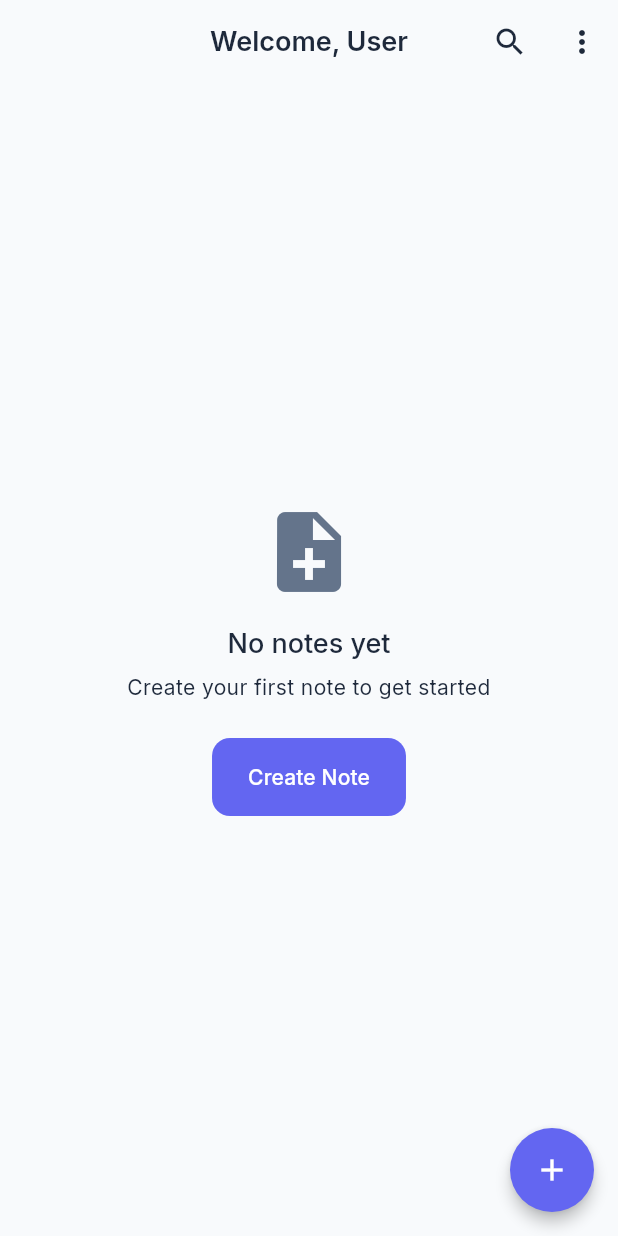
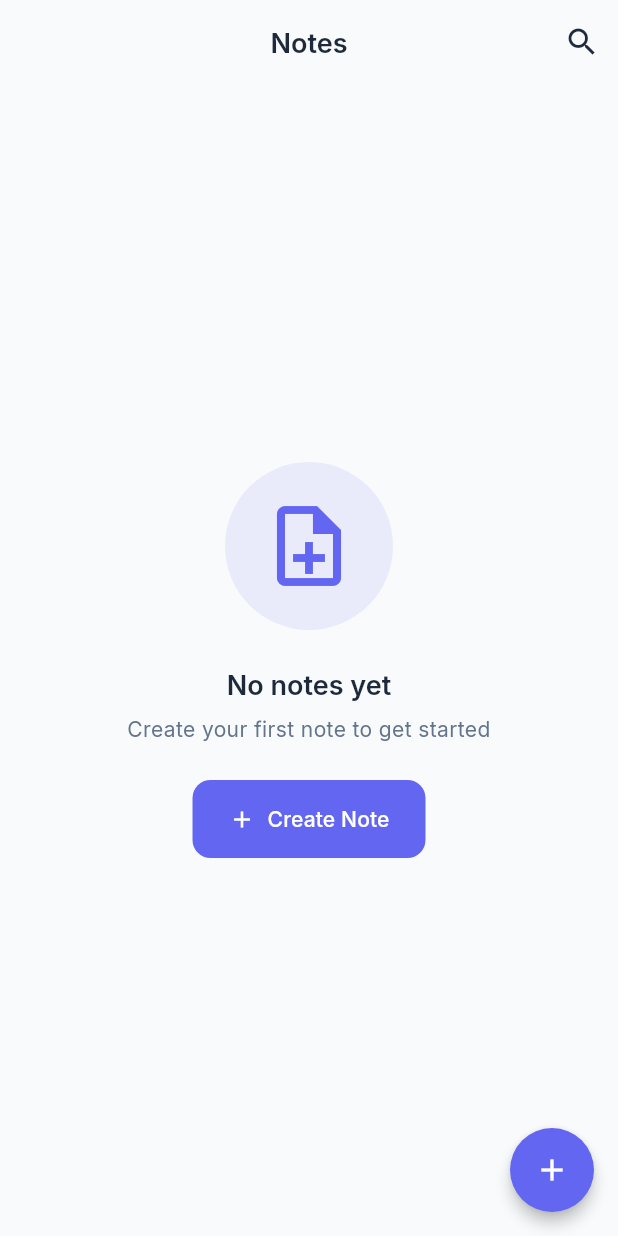
Before and after one commit to baranselklnc/take_note, a Flutter app: the NotesListPage screen opened directly, on a phone screen of 412 x 824 dp. Run offline on Flutter 3.47's test engine with Material 3 defaults, Android fonts, the phone set to English and light mode, and no system bars; our stand-ins replace connectivity_plus, dio, flutter_dotenv, flutter_riverpod, freezed_annotation, google_fonts and 4 more; accounts and stored records are empty; generated files the repository leaves out were written again; network calls fail.

Commit message:
NotesListPage bileşeninde tema uyumluluğu sağlandı. Arka plan rengi ve metin stilleri güncellendi. Silme onayı için diyalog penceresi ve geri alma işlevi iyileştirildi. Boş durum için yeni bir widget eklendi ve arama çubuğu görünümü güncellendi. Bu değişiklikler, uygulamanın genel görünümünü ve kullanıcı deneyimini iyileştirmek için yapıldı.

```diff
--- a/lib/views/notes/notes_list_page.dart
+++ b/lib/views/notes/notes_list_page.dart
@@ -2,18 +2,13 @@ import 'package:flutter/material.dart';
 import 'package:flutter_riverpod/flutter_riverpod.dart';
 import '../../viewmodels/notes_viewmodel.dart';
 import '../../viewmodels/search_viewmodel.dart';
-import '../../viewmodels/auth_viewmodel.dart';
 import '../../shared/widgets/note_card.dart';
 import '../../shared/widgets/search_bar.dart' as custom;
 import '../../shared/widgets/loading_widget.dart' as custom;
-import '../../shared/theme/app_theme.dart';
-import '../../core/constants/app_constants.dart';
 import '../../models/note.dart';
 import 'create_note_page.dart';
 import 'note_detail_page.dart';
-import '../auth/login_page.dart';
 
-/// Notes list page
 class NotesListPage extends ConsumerStatefulWidget {
   const NotesListPage({super.key});
 
@@ -30,7 +25,6 @@ class _NotesListPageState extends ConsumerState<NotesListPage> {
     });
 
     if (!_isSearching) {
-      // Clear search when closing
       final allNotes = ref.read(notesViewModelProvider).value ?? [];
       ref.read(searchViewModelProvider.notifier).clearSearch(allNotes);
     }
@@ -54,6 +48,7 @@ class _NotesListPageState extends ConsumerState<NotesListPage> {
     showDialog(
       context: context,
       builder: (context) => AlertDialog(
+        shape: RoundedRectangleBorder(borderRadius: BorderRadius.circular(16)),
         title: const Text('Delete Note'),
         content: Text('Are you sure you want to delete "$noteTitle"?'),
         actions: [
@@ -66,7 +61,7 @@ class _NotesListPageState extends ConsumerState<NotesListPage> {
               Navigator.of(context).pop();
               _deleteNote(noteId);
             },
-            style: TextButton.styleFrom(foregroundColor: AppTheme.errorColor),
+            style: TextButton.styleFrom(foregroundColor: Colors.red),
             child: const Text('Delete'),
           ),
         ],
@@ -77,43 +72,18 @@ class _NotesListPageState extends ConsumerState<NotesListPage> {
   void _deleteNote(String noteId) {
     ref.read(notesViewModelProvider.notifier).deleteNote(noteId);
 
-    // Show undo snackbar
     ScaffoldMessenger.of(context).showSnackBar(
       SnackBar(
         content: const Text('Note deleted'),
+        behavior: SnackBarBehavior.floating,
+        shape: RoundedRectangleBorder(borderRadius: BorderRadius.circular(12)),
         action: SnackBarAction(
           label: 'UNDO',
           onPressed: () {
             ref.read(notesViewModelProvider.notifier).restoreNote(noteId);
           },
         ),
-        duration: const Duration(seconds: AppConstants.undoTimeoutSeconds),
-      ),
-    );
-  }
-
-  void _logout() {
-    showDialog(
-      context: context,
-      builder: (context) => AlertDialog(
-        title: const Text('Logout'),
-        content: const Text('Are you sure you want to logout?'),
-        actions: [
-          TextButton(
-            onPressed: () => Navigator.of(context).pop(),
-            child: const Text('Cancel'),
-          ),
-          TextButton(
-            onPressed: () {
-              Navigator.of(context).pop();
-              ref.read(authViewModelProvider.notifier).logout();
-              Navigator.of(context).pushReplacement(
-                MaterialPageRoute(builder: (context) => const LoginPage()),
-              );
-            },
-            child: const Text('Logout'),
-          ),
-        ],
+        duration: const Duration(seconds: 3),
       ),
     );
   }
@@ -122,14 +92,11 @@ class _NotesListPageState extends ConsumerState<NotesListPage> {
   Widget build(BuildContext context) {
     final notesState = ref.watch(notesViewModelProvider);
     final searchState = ref.watch(searchViewModelProvider);
-    final authState = ref.watch(authViewModelProvider);
 
-    // Use search results if searching, otherwise use all notes
     final displayNotes = _isSearching
         ? searchState
         : notesState.value ?? [];
 
-    // Sort notes: pinned first, then by updated date
     final sortedNotes = List<Note>.from(displayNotes)
       ..sort((a, b) {
         if (a.isPinned && !b.isPinned) return -1;
@@ -138,37 +105,32 @@ class _NotesListPageState extends ConsumerState<NotesListPage> {
       });
 
     return Scaffold(
+      backgroundColor: Theme.of(context).colorScheme.surface,
       appBar: AppBar(
-        title: Text('Welcome, ${authState.value?.name ?? 'User'}'),
+        title: Text(
+          'Notes',
+          style: Theme.of(context).textTheme.headlineSmall?.copyWith(
+            fontWeight: FontWeight.w600,
+          ),
+        ),
+        centerTitle: true,
+        elevation: 0,
+        backgroundColor: Theme.of(context).colorScheme.surface,
         actions: [
           IconButton(
             icon: Icon(_isSearching ? Icons.close : Icons.search),
             onPressed: _toggleSearch,
-          ),
-          PopupMenuButton(
-            itemBuilder: (context) => [
-              const PopupMenuItem(
-                value: 'logout',
-                child: Row(
-                  children: [
-                    Icon(Icons.logout, color: AppTheme.errorColor),
-                    SizedBox(width: 8),
-                    Text('Logout'),
-                  ],
-                ),
-              ),
-            ],
-            onSelected: (value) {
-              if (value == 'logout') _logout();
-            },
+            tooltip: _isSearching ? 'Close search' : 'Search notes',
           ),
         ],
       ),
       body: Column(
         children: [
-          // Search bar (shown when searching)
+          // Search bar
           if (_isSearching)
-            custom.SearchBar(
+            Container(
+              padding: const EdgeInsets.all(16),
+              child: custom.SearchBar(
                 onChanged: (query) {
                   final allNotes = notesState.value ?? [];
                   ref.read(searchViewModelProvider.notifier).searchNotes(query, allNotes);
@@ -178,34 +140,22 @@ class _NotesListPageState extends ConsumerState<NotesListPage> {
                   ref.read(searchViewModelProvider.notifier).clearSearch(allNotes);
                 },
               ),
+            ),
 
           // Notes list
           Expanded(
             child: notesState.when(
               data: (notes) {
                 if (sortedNotes.isEmpty) {
-                  return custom.EmptyStateWidget(
-                    title: _isSearching ? 'No results found' : 'No notes yet',
-                    message: _isSearching
-                        ? 'Try a different search term'
-                        : 'Create your first note to get started',
-                    icon: _isSearching ? Icons.search_off : Icons.note_add,
-                    action: _isSearching
-                        ? null
-                        : ElevatedButton(
-                            onPressed: _navigateToCreateNote,
-                            child: const Text('Create Note'),
-                          ),
-                  );
+                  return _buildEmptyState();
                 }
 
                 return RefreshIndicator(
                   onRefresh: () async {
-                    // Refresh notes
                     ref.invalidate(notesViewModelProvider);
                   },
                   child: ListView.builder(
-                    padding: const EdgeInsets.symmetric(vertical: AppConstants.smallPadding),
+                    padding: const EdgeInsets.all(16),
                     itemCount: sortedNotes.length,
                     itemBuilder: (context, index) {
                       final note = sortedNotes[index];
@@ -216,6 +166,24 @@ class _NotesListPageState extends ConsumerState<NotesListPage> {
                           ref.read(notesViewModelProvider.notifier).togglePin(note.id);
                         },
                         onDelete: () => _showDeleteConfirmation(note.id, note.title),
+                        onSummarize: () {
+                          // TODO: Implement AI summarization
+                          ScaffoldMessenger.of(context).showSnackBar(
+                            const SnackBar(
+                              content: Text('AI Summarization coming soon!'),
+                              behavior: SnackBarBehavior.floating,
+                            ),
+                          );
+                        },
+                        onAutoTag: () {
+                          // TODO: Implement AI auto-tagging
+                          ScaffoldMessenger.of(context).showSnackBar(
+                            const SnackBar(
+                              content: Text('AI Auto-tagging coming soon!'),
+                              behavior: SnackBarBehavior.floating,
+                            ),
+                          );
+                        },
                       );
                     },
                   ),
@@ -238,4 +206,57 @@ class _NotesListPageState extends ConsumerState<NotesListPage> {
       ),
     );
   }
+
+  Widget _buildEmptyState() {
+    return Center(
+      child: Column(
+        mainAxisAlignment: MainAxisAlignment.center,
+        children: [
+          Container(
+            padding: const EdgeInsets.all(24),
+            decoration: BoxDecoration(
+              color: Theme.of(context).primaryColor.withOpacity(0.1),
+              shape: BoxShape.circle,
+            ),
+            child: Icon(
+              _isSearching ? Icons.search_off : Icons.note_add_outlined,
+              size: 64,
+              color: Theme.of(context).primaryColor,
+            ),
+          ),
+          const SizedBox(height: 24),
+          Text(
+            _isSearching ? 'No results found' : 'No notes yet',
+            style: Theme.of(context).textTheme.headlineSmall?.copyWith(
+              fontWeight: FontWeight.w600,
+            ),
+          ),
+          const SizedBox(height: 8),
+          Text(
+            _isSearching
+                ? 'Try a different search term'
+                : 'Create your first note to get started',
+            style: Theme.of(context).textTheme.bodyMedium?.copyWith(
+              color: Theme.of(context).textTheme.bodySmall?.color,
+            ),
+            textAlign: TextAlign.center,
+          ),
+          if (!_isSearching) ...[
+            const SizedBox(height: 24),
+            ElevatedButton.icon(
+              onPressed: _navigateToCreateNote,
+              icon: const Icon(Icons.add),
+              label: const Text('Create Note'),
+              style: ElevatedButton.styleFrom(
+                padding: const EdgeInsets.symmetric(horizontal: 24, vertical: 16),
+                shape: RoundedRectangleBorder(
+                  borderRadius: BorderRadius.circular(12),
+                ),
+              ),
+            ),
+          ],
+        ],
+      ),
+    );
   }
+}
```
Lines whose indentation alone changed are shown as unchanged.
